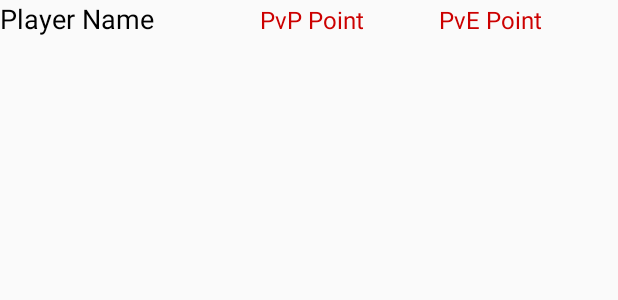
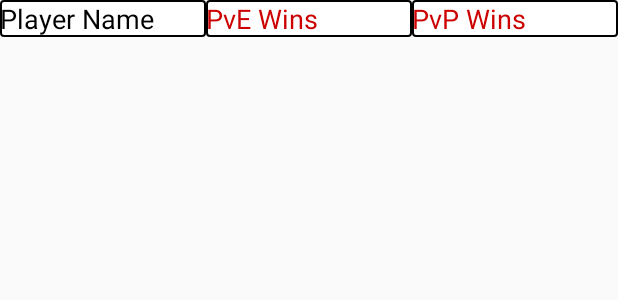
Before and after one commit to darktohka/FiveDice, an Android app: the layout list_view_item_layout.xml on its own in the app's theme, with its tools: preview values and no code run, on a phone screen of 412 x 824 dp. Shown: the top 300 px of the screen. Run offline under Robolectric (Android 15) with nearby library versions, the phone set to English and light mode, and no system bars.

Commit message:
LeaderBoard layout

```diff
--- a/app/src/main/res/drawable/text_background.xml
+++ b/app/src/main/res/drawable/text_background.xml
@@ -3,12 +3,21 @@
     <item >
         <shape xmlns:android="http://schemas.android.com/apk/res/android"
             android:shape="rectangle" >
-            <solid android:color="@color/colorWhite"></solid>
+            <!-- View background color -->
+            <solid
+                android:color="@color/colorWhite" >
+            </solid>
+
+            <!-- View border color and width -->
+            <stroke
+                android:width="1dp"
+                android:color="@color/black_color" >
+            </stroke>
+
+            <!-- The radius makes the corners rounded -->
             <corners
-                android:bottomRightRadius="25dp"
-                android:bottomLeftRadius="25dp"
-                android:topLeftRadius="25dp"
-                android:topRightRadius="25dp"/>
+                android:radius="2dp"   >
+            </corners>
         </shape>
     </item>
 </selector>
--- a/app/src/main/res/layout/leaderboard_activity_layout.xml
+++ b/app/src/main/res/layout/leaderboard_activity_layout.xml
@@ -10,6 +10,7 @@
     <LinearLayout
         android:layout_width="match_parent"
         android:layout_height="wrap_content"
+        android:layout_weight="1"
         android:orientation="horizontal">
 
         <TextView
@@ -25,19 +26,19 @@
             android:id="@+id/txtPlayerPvPWinsText"
             android:layout_width="wrap_content"
             android:layout_height="wrap_content"
-            android:layout_weight="0.7"
+            android:layout_weight="1"
             android:text="@string/strPlayerPvPPoint"
             android:textColor="@android:color/holo_red_dark"
-            android:textSize="16sp" />
+            android:textSize="18sp" />
 
         <TextView
             android:id="@+id/txtPlayerPvEText"
             android:layout_width="wrap_content"
             android:layout_height="wrap_content"
-            android:layout_weight="0.7"
+            android:layout_weight="1"
             android:text="@string/strPlayerPvEPoint"
             android:textColor="@android:color/holo_red_dark"
-            android:textSize="16sp" />
+            android:textSize="18sp" />
     </LinearLayout>
 
     <ListView
--- a/app/src/main/res/layout/list_view_item_layout.xml
+++ b/app/src/main/res/layout/list_view_item_layout.xml
@@ -2,39 +2,36 @@
 <LinearLayout xmlns:android="http://schemas.android.com/apk/res/android"
     android:layout_width="match_parent"
     android:layout_height="match_parent"
-    android:orientation="vertical">
-
-    <LinearLayout
-        android:layout_width="match_parent"
-        android:layout_height="wrap_content"
     android:orientation="horizontal">
 
     <TextView
         android:id="@+id/txtPlayerName"
-            android:layout_width="wrap_content"
+        android:layout_width="match_parent"
         android:layout_height="wrap_content"
         android:layout_weight="1"
+        android:background="@drawable/text_background"
         android:text="@string/strPlayerName"
         android:textColor="@android:color/black"
         android:textSize="18sp" />
 
     <TextView
+        android:id="@+id/txtPlayerPvEWins"
+        android:layout_width="match_parent"
+        android:layout_height="wrap_content"
+        android:layout_weight="1"
+        android:background="@drawable/text_background"
+        android:text="@string/strPlayerPvEPoint"
+        android:textColor="@android:color/holo_red_dark"
+        android:textSize="18sp" />
+
+    <TextView
         android:id="@+id/txtPlayerPvPWins"
-            android:layout_width="wrap_content"
+        android:layout_width="match_parent"
         android:layout_height="wrap_content"
-            android:layout_weight="0.7"
+        android:layout_weight="1"
+        android:background="@drawable/text_background"
         android:text="@string/strPlayerPvPPoint"
         android:textColor="@android:color/holo_red_dark"
-            android:textSize="16sp" />
-
-        <TextView
-            android:id="@+id/txtPlayerPvEWins"
-            android:layout_width="wrap_content"
-            android:layout_height="wrap_content"
-            android:layout_weight="0.7"
-            android:text="@string/strPlayerPvEPoint"
-            android:textColor="@android:color/holo_red_dark"
-            android:textSize="16sp" />
-    </LinearLayout>
+        android:textSize="18sp" />
 
 </LinearLayout>
--- a/app/src/main/res/values/strings.xml
+++ b/app/src/main/res/values/strings.xml
@@ -23,8 +23,8 @@
     <string name="strWinner">Winner!</string>
     <string name="strWinnerName">Winner Name</string>
     <string name="strPlayerName">Player Name</string>
-    <string name="strPlayerPvPPoint">PvP Point</string>
-    <string name="strPlayerPvEPoint">PvE Point</string>
+    <string name="strPlayerPvPPoint">PvP Wins</string>
+    <string name="strPlayerPvEPoint">PvE Wins</string>
     <string name="computer_player_name">The Computer</string>
     <string name="strInfo">Informations</string>
     <string name="strInfoOut">Authors:\n
```
Lines whose indentation alone changed are shown as unchanged.
